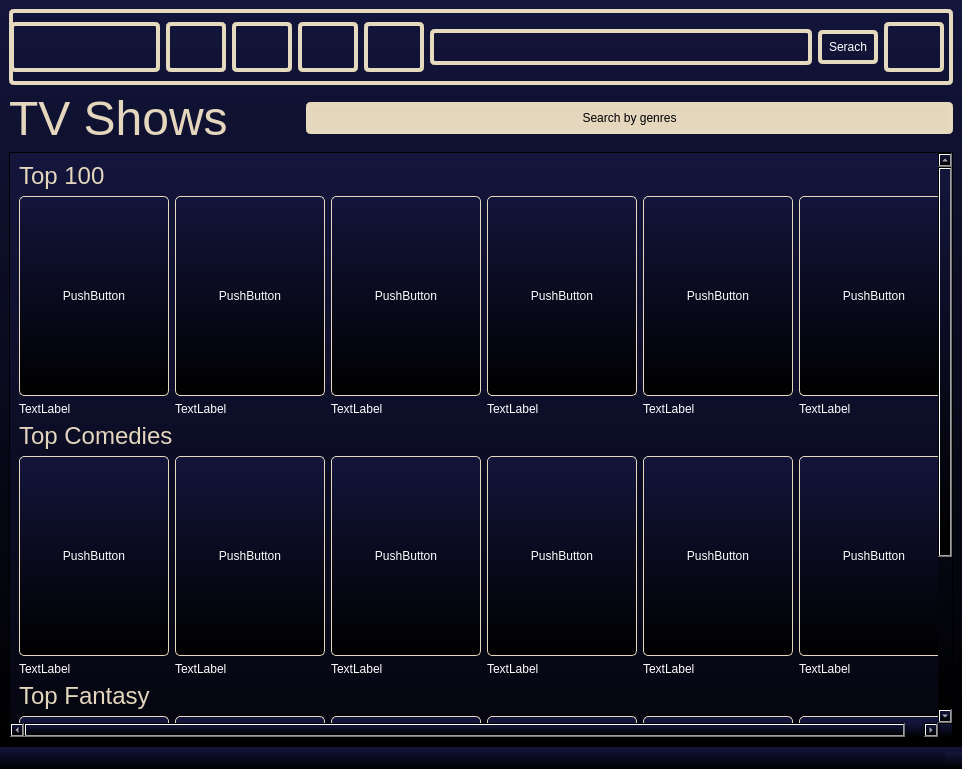
The window that src/qt/tvshows.ui (Dushnilas/recsys_project) describes before a commit, drawn with Qt 5.
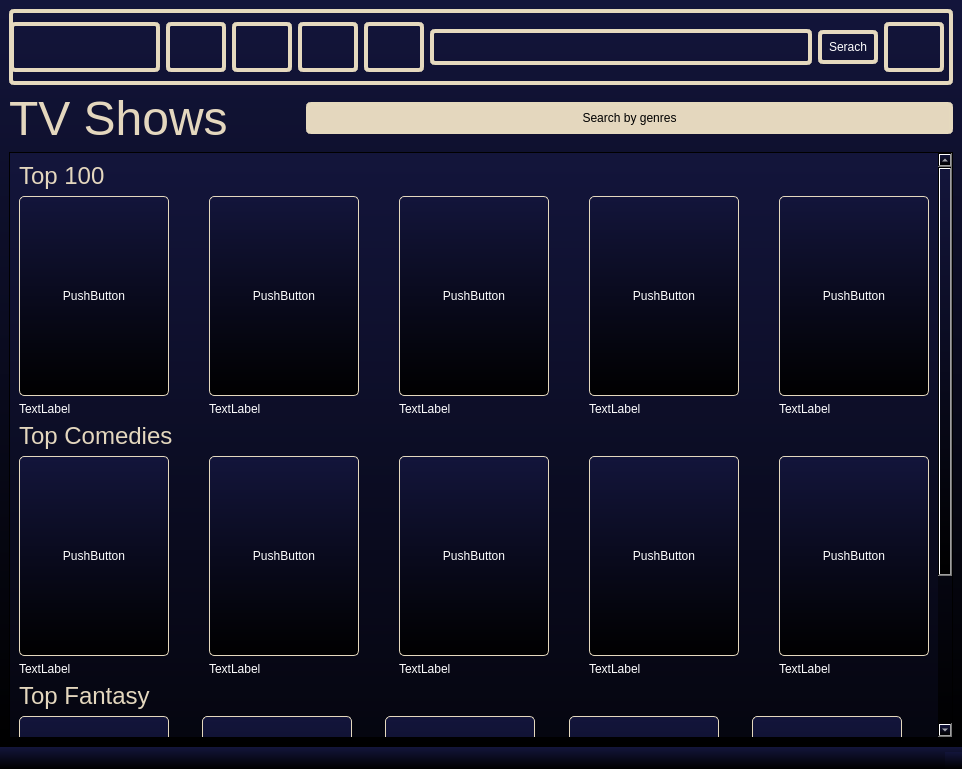
The same window after the commit. Icons and pictures are not drawn.

Patch:
```diff
--- a/src/qt/tvshows.ui
+++ b/src/qt/tvshows.ui
@@ -328,7 +328,7 @@
         <rect>
          <x>0</x>
          <y>0</y>
-         <width>1026</width>
+         <width>920</width>
          <height>818</height>
         </rect>
        </property>
@@ -344,12 +344,12 @@
          </widget>
         </item>
         <item>
-         <layout class="QGridLayout" name="top100LO" columnstretch="3,1,3,1,3,1,3,1,3,1,3">
+         <layout class="QGridLayout" name="top100LO" columnstretch="3,0,0,0,0,0,0,0,0">
           <property name="spacing">
            <number>-1</number>
           </property>
-          <item row="0" column="3">
-           <spacer name="horizontalSpacer_3">
+          <item row="0" column="5">
+           <spacer name="horizontalSpacer_4">
             <property name="orientation">
              <enum>Qt::Horizontal</enum>
             </property>
@@ -361,56 +361,8 @@
             </property>
            </spacer>
           </item>
-          <item row="0" column="6">
-           <widget class="QPushButton" name="pushButton_8">
-            <property name="sizePolicy">
-             <sizepolicy hsizetype="Minimum" vsizetype="Fixed">
-              <horstretch>150</horstretch>
-              <verstretch>200</verstretch>
-             </sizepolicy>
-            </property>
-            <property name="minimumSize">
-             <size>
-              <width>150</width>
-              <height>200</height>
-             </size>
-            </property>
-            <property name="styleSheet">
-             <string notr="true">border: 1px solid rgb(229, 217, 190);
-border-radius: 5px;
-padding: 5px;</string>
-            </property>
-            <property name="text">
-             <string>PushButton</string>
-            </property>
-           </widget>
-          </item>
-          <item row="0" column="2">
-           <widget class="QPushButton" name="pushButton_11">
-            <property name="sizePolicy">
-             <sizepolicy hsizetype="Minimum" vsizetype="Fixed">
-              <horstretch>150</horstretch>
-              <verstretch>200</verstretch>
-             </sizepolicy>
-            </property>
-            <property name="minimumSize">
-             <size>
-              <width>150</width>
-              <height>200</height>
-             </size>
-            </property>
-            <property name="styleSheet">
-             <string notr="true">border: 1px solid rgb(229, 217, 190);
-border-radius: 5px;
-padding: 5px;</string>
-            </property>
-            <property name="text">
-             <string>PushButton</string>
-            </property>
-           </widget>
-          </item>
-          <item row="1" column="10">
-           <widget class="QLabel" name="label_6">
+          <item row="1" column="0">
+           <widget class="QLabel" name="label_2">
             <property name="styleSheet">
              <string notr="true">background-color: rgba(255, 255, 255, 0);</string>
             </property>
@@ -419,6 +371,43 @@
             </property>
            </widget>
           </item>
+          <item row="0" column="0">
+           <widget class="QPushButton" name="pushButton_6">
+            <property name="sizePolicy">
+             <sizepolicy hsizetype="Minimum" vsizetype="Fixed">
+              <horstretch>150</horstretch>
+              <verstretch>200</verstretch>
+             </sizepolicy>
+            </property>
+            <property name="minimumSize">
+             <size>
+              <width>150</width>
+              <height>200</height>
+             </size>
+            </property>
+            <property name="styleSheet">
+             <string notr="true">border: 1px solid rgb(229, 217, 190);
+border-radius: 5px;
+padding: 5px;</string>
+            </property>
+            <property name="text">
+             <string>PushButton</string>
+            </property>
+           </widget>
+          </item>
+          <item row="0" column="1">
+           <spacer name="horizontalSpacer_2">
+            <property name="orientation">
+             <enum>Qt::Horizontal</enum>
+            </property>
+            <property name="sizeHint" stdset="0">
+             <size>
+              <width>40</width>
+              <height>20</height>
+             </size>
+            </property>
+           </spacer>
+          </item>
           <item row="1" column="4">
            <widget class="QLabel" name="label_3">
             <property name="styleSheet">
@@ -429,6 +418,26 @@
             </property>
            </widget>
           </item>
+          <item row="1" column="2">
+           <widget class="QLabel" name="label_7">
+            <property name="styleSheet">
+             <string notr="true">background-color: rgba(255, 255, 255, 0);</string>
+            </property>
+            <property name="text">
+             <string>TextLabel</string>
+            </property>
+           </widget>
+          </item>
+          <item row="1" column="6">
+           <widget class="QLabel" name="label_4">
+            <property name="styleSheet">
+             <string notr="true">background-color: rgba(255, 255, 255, 0);</string>
+            </property>
+            <property name="text">
+             <string>TextLabel</string>
+            </property>
+           </widget>
+          </item>
           <item row="0" column="4">
            <widget class="QPushButton" name="pushButton_7">
             <property name="sizePolicy">
@@ -453,6 +462,19 @@
             </property>
            </widget>
           </item>
+          <item row="0" column="7">
+           <spacer name="horizontalSpacer_5">
+            <property name="orientation">
+             <enum>Qt::Horizontal</enum>
+            </property>
+            <property name="sizeHint" stdset="0">
+             <size>
+              <width>40</width>
+              <height>20</height>
+             </size>
+            </property>
+           </spacer>
+          </item>
           <item row="1" column="8">
            <widget class="QLabel" name="label_5">
             <property name="styleSheet">
@@ -463,6 +485,43 @@
             </property>
            </widget>
           </item>
+          <item row="0" column="2">
+           <widget class="QPushButton" name="pushButton_11">
+            <property name="sizePolicy">
+             <sizepolicy hsizetype="Minimum" vsizetype="Fixed">
+              <horstretch>150</horstretch>
+              <verstretch>200</verstretch>
+             </sizepolicy>
+            </property>
+            <property name="minimumSize">
+             <size>
+              <width>150</width>
+              <height>200</height>
+             </size>
+            </property>
+            <property name="styleSheet">
+             <string notr="true">border: 1px solid rgb(229, 217, 190);
+border-radius: 5px;
+padding: 5px;</string>
+            </property>
+            <property name="text">
+             <string>PushButton</string>
+            </property>
+           </widget>
+          </item>
+          <item row="0" column="3">
+           <spacer name="horizontalSpacer_3">
+            <property name="orientation">
+             <enum>Qt::Horizontal</enum>
+            </property>
+            <property name="sizeHint" stdset="0">
+             <size>
+              <width>40</width>
+              <height>20</height>
+             </size>
+            </property>
+           </spacer>
+          </item>
           <item row="0" column="8">
            <widget class="QPushButton" name="pushButton_9">
             <property name="sizePolicy">
@@ -487,44 +546,8 @@
             </property>
            </widget>
           </item>
-          <item row="0" column="7">
-           <spacer name="horizontalSpacer_5">
-            <property name="orientation">
-             <enum>Qt::Horizontal</enum>
-            </property>
-            <property name="sizeHint" stdset="0">
-             <size>
-              <width>40</width>
-              <height>20</height>
-             </size>
-            </property>
-           </spacer>
-          </item>
-          <item row="1" column="0">
-           <widget class="QLabel" name="label_2">
-            <property name="styleSheet">
-             <string notr="true">background-color: rgba(255, 255, 255, 0);</string>
-            </property>
-            <property name="text">
-             <string>TextLabel</string>
-            </property>
-           </widget>
-          </item>
-          <item row="0" column="5">
-           <spacer name="horizontalSpacer_4">
-            <property name="orientation">
-             <enum>Qt::Horizontal</enum>
-            </property>
-            <property name="sizeHint" stdset="0">
-             <size>
-              <width>40</width>
-              <height>20</height>
-             </size>
-            </property>
-           </spacer>
-          </item>
-          <item row="0" column="0">
-           <widget class="QPushButton" name="pushButton_6">
+          <item row="0" column="6">
+           <widget class="QPushButton" name="pushButton_8">
             <property name="sizePolicy">
              <sizepolicy hsizetype="Minimum" vsizetype="Fixed">
               <horstretch>150</horstretch>
@@ -547,76 +570,6 @@
             </property>
            </widget>
           </item>
-          <item row="0" column="10">
-           <widget class="QPushButton" name="pushButton_10">
-            <property name="sizePolicy">
-             <sizepolicy hsizetype="Minimum" vsizetype="Fixed">
-              <horstretch>150</horstretch>
-              <verstretch>200</verstretch>
-             </sizepolicy>
-            </property>
-            <property name="minimumSize">
-             <size>
-              <width>150</width>
-              <height>200</height>
-             </size>
-            </property>
-            <property name="styleSheet">
-             <string notr="true">border: 1px solid rgb(229, 217, 190);
-border-radius: 5px;
-padding: 5px;</string>
-            </property>
-            <property name="text">
-             <string>PushButton</string>
-            </property>
-           </widget>
-          </item>
-          <item row="1" column="6">
-           <widget class="QLabel" name="label_4">
-            <property name="styleSheet">
-             <string notr="true">background-color: rgba(255, 255, 255, 0);</string>
-            </property>
-            <property name="text">
-             <string>TextLabel</string>
-            </property>
-           </widget>
-          </item>
-          <item row="1" column="2">
-           <widget class="QLabel" name="label_7">
-            <property name="styleSheet">
-             <string notr="true">background-color: rgba(255, 255, 255, 0);</string>
-            </property>
-            <property name="text">
-             <string>TextLabel</string>
-            </property>
-           </widget>
-          </item>
-          <item row="0" column="9">
-           <spacer name="horizontalSpacer_6">
-            <property name="orientation">
-             <enum>Qt::Horizontal</enum>
-            </property>
-            <property name="sizeHint" stdset="0">
-             <size>
-              <width>40</width>
-              <height>20</height>
-             </size>
-            </property>
-           </spacer>
-          </item>
-          <item row="0" column="1">
-           <spacer name="horizontalSpacer_2">
-            <property name="orientation">
-             <enum>Qt::Horizontal</enum>
-            </property>
-            <property name="sizeHint" stdset="0">
-             <size>
-              <width>40</width>
-              <height>20</height>
-             </size>
-            </property>
-           </spacer>
-          </item>
          </layout>
         </item>
         <item>
@@ -630,31 +583,7 @@
          </widget>
         </item>
         <item>
-         <layout class="QGridLayout" name="TopComLO" columnstretch="3,1,3,1,3,1,3,1,3,1,3">
-          <item row="0" column="2">
-           <widget class="QPushButton" name="pushButton_17">
-            <property name="sizePolicy">
-             <sizepolicy hsizetype="Minimum" vsizetype="Fixed">
-              <horstretch>150</horstretch>
-              <verstretch>200</verstretch>
-             </sizepolicy>
-            </property>
-            <property name="minimumSize">
-             <size>
-              <width>150</width>
-              <height>200</height>
-             </size>
-            </property>
-            <property name="styleSheet">
-             <string notr="true">border: 1px solid rgb(229, 217, 190);
-border-radius: 5px;
-padding: 5px;</string>
-            </property>
-            <property name="text">
-             <string>PushButton</string>
-            </property>
-           </widget>
-          </item>
+         <layout class="QGridLayout" name="TopComLO" columnstretch="3,0,0,0,0,0,0,0,0">
           <item row="0" column="5">
            <spacer name="horizontalSpacer_9">
             <property name="orientation">
@@ -668,50 +597,6 @@
             </property>
            </spacer>
           </item>
-          <item row="1" column="8">
-           <widget class="QLabel" name="label_11">
-            <property name="styleSheet">
-             <string notr="true">background-color: rgba(255, 255, 255, 0);</string>
-            </property>
-            <property name="text">
-             <string>TextLabel</string>
-            </property>
-           </widget>
-          </item>
-          <item row="1" column="2">
-           <widget class="QLabel" name="label_13">
-            <property name="styleSheet">
-             <string notr="true">background-color: rgba(255, 255, 255, 0);</string>
-            </property>
-            <property name="text">
-             <string>TextLabel</string>
-            </property>
-           </widget>
-          </item>
-          <item row="0" column="0">
-           <widget class="QPushButton" name="pushButton_14">
-            <property name="sizePolicy">
-             <sizepolicy hsizetype="Minimum" vsizetype="Fixed">
-              <horstretch>150</horstretch>
-              <verstretch>200</verstretch>
-             </sizepolicy>
-            </property>
-            <property name="minimumSize">
-             <size>
-              <width>150</width>
-              <height>200</height>
-             </size>
-            </property>
-            <property name="styleSheet">
-             <string notr="true">border: 1px solid rgb(229, 217, 190);
-border-radius: 5px;
-padding: 5px;</string>
-            </property>
-            <property name="text">
-             <string>PushButton</string>
-            </property>
-           </widget>
-          </item>
           <item row="1" column="0">
            <widget class="QLabel" name="label_8">
             <property name="styleSheet">
@@ -722,6 +607,49 @@
             </property>
            </widget>
           </item>
+          <item row="1" column="6">
+           <widget class="QLabel" name="label_12">
+            <property name="styleSheet">
+             <string notr="true">background-color: rgba(255, 255, 255, 0);</string>
+            </property>
+            <property name="text">
+             <string>TextLabel</string>
+            </property>
+           </widget>
+          </item>
+          <item row="1" column="2">
+           <widget class="QLabel" name="label_13">
+            <property name="styleSheet">
+             <string notr="true">background-color: rgba(255, 255, 255, 0);</string>
+            </property>
+            <property name="text">
+             <string>TextLabel</string>
+            </property>
+           </widget>
+          </item>
+          <item row="0" column="1">
+           <spacer name="horizontalSpacer_7">
+            <property name="orientation">
+             <enum>Qt::Horizontal</enum>
+            </property>
+            <property name="sizeHint" stdset="0">
+             <size>
+              <width>40</width>
+              <height>20</height>
+             </size>
+            </property>
+           </spacer>
+          </item>
+          <item row="1" column="4">
+           <widget class="QLabel" name="label_10">
+            <property name="styleSheet">
+             <string notr="true">background-color: rgba(255, 255, 255, 0);</string>
+            </property>
+            <property name="text">
+             <string>TextLabel</string>
+            </property>
+           </widget>
+          </item>
           <item row="0" column="7">
            <spacer name="horizontalSpacer_10">
             <property name="orientation">
@@ -735,40 +663,6 @@
             </property>
            </spacer>
           </item>
-          <item row="0" column="8">
-           <widget class="QPushButton" name="pushButton_16">
-            <property name="sizePolicy">
-             <sizepolicy hsizetype="Minimum" vsizetype="Fixed">
-              <horstretch>150</horstretch>
-              <verstretch>200</verstretch>
-             </sizepolicy>
-            </property>
-            <property name="minimumSize">
-             <size>
-              <width>150</width>
-              <height>200</height>
-             </size>
-            </property>
-            <property name="styleSheet">
-             <string notr="true">border: 1px solid rgb(229, 217, 190);
-border-radius: 5px;
-padding: 5px;</string>
-            </property>
-            <property name="text">
-             <string>PushButton</string>
-            </property>
-           </widget>
-          </item>
-          <item row="1" column="10">
-           <widget class="QLabel" name="label_9">
-            <property name="styleSheet">
-             <string notr="true">background-color: rgba(255, 255, 255, 0);</string>
-            </property>
-            <property name="text">
-             <string>TextLabel</string>
-            </property>
-           </widget>
-          </item>
           <item row="0" column="3">
            <spacer name="horizontalSpacer_8">
             <property name="orientation">
@@ -782,6 +676,40 @@
             </property>
            </spacer>
           </item>
+          <item row="0" column="8">
+           <widget class="QPushButton" name="pushButton_16">
+            <property name="sizePolicy">
+             <sizepolicy hsizetype="Minimum" vsizetype="Fixed">
+              <horstretch>150</horstretch>
+              <verstretch>200</verstretch>
+             </sizepolicy>
+            </property>
+            <property name="minimumSize">
+             <size>
+              <width>150</width>
+              <height>200</height>
+             </size>
+            </property>
+            <property name="styleSheet">
+             <string notr="true">border: 1px solid rgb(229, 217, 190);
+border-radius: 5px;
+padding: 5px;</string>
+            </property>
+            <property name="text">
+             <string>PushButton</string>
+            </property>
+           </widget>
+          </item>
+          <item row="1" column="8">
+           <widget class="QLabel" name="label_11">
+            <property name="styleSheet">
+             <string notr="true">background-color: rgba(255, 255, 255, 0);</string>
+            </property>
+            <property name="text">
+             <string>TextLabel</string>
+            </property>
+           </widget>
+          </item>
           <item row="0" column="6">
            <widget class="QPushButton" name="pushButton_12">
             <property name="sizePolicy">
@@ -806,19 +734,6 @@
             </property>
            </widget>
           </item>
-          <item row="0" column="1">
-           <spacer name="horizontalSpacer_7">
-            <property name="orientation">
-             <enum>Qt::Horizontal</enum>
-            </property>
-            <property name="sizeHint" stdset="0">
-             <size>
-              <width>40</width>
-              <height>20</height>
-             </size>
-            </property>
-           </spacer>
-          </item>
           <item row="0" column="4">
            <widget class="QPushButton" name="pushButton_13">
             <property name="sizePolicy">
@@ -843,18 +758,32 @@
             </property>
            </widget>
           </item>
-          <item row="1" column="4">
-           <widget class="QLabel" name="label_10">
+          <item row="0" column="2">
+           <widget class="QPushButton" name="pushButton_17">
+            <property name="sizePolicy">
+             <sizepolicy hsizetype="Minimum" vsizetype="Fixed">
+              <horstretch>150</horstretch>
+              <verstretch>200</verstretch>
+             </sizepolicy>
+            </property>
+            <property name="minimumSize">
+             <size>
+              <width>150</width>
+              <height>200</height>
+             </size>
+            </property>
             <property name="styleSheet">
-             <string notr="true">background-color: rgba(255, 255, 255, 0);</string>
+             <string notr="true">border: 1px solid rgb(229, 217, 190);
+border-radius: 5px;
+padding: 5px;</string>
             </property>
             <property name="text">
-             <string>TextLabel</string>
+             <string>PushButton</string>
             </property>
            </widget>
           </item>
-          <item row="0" column="10">
-           <widget class="QPushButton" name="pushButton_15">
+          <item row="0" column="0">
+           <widget class="QPushButton" name="pushButton_14">
             <property name="sizePolicy">
              <sizepolicy hsizetype="Minimum" vsizetype="Fixed">
               <horstretch>150</horstretch>
@@ -877,29 +806,6 @@
             </property>
            </widget>
           </item>
-          <item row="1" column="6">
-           <widget class="QLabel" name="label_12">
-            <property name="styleSheet">
-             <string notr="true">background-color: rgba(255, 255, 255, 0);</string>
-            </property>
-            <property name="text">
-             <string>TextLabel</string>
-            </property>
-           </widget>
-          </item>
-          <item row="0" column="9">
-           <spacer name="horizontalSpacer_11">
-            <property name="orientation">
-             <enum>Qt::Horizontal</enum>
-            </property>
-            <property name="sizeHint" stdset="0">
-             <size>
-              <width>40</width>
-              <height>20</height>
-             </size>
-            </property>
-           </spacer>
-          </item>
          </layout>
         </item>
         <item>
@@ -913,17 +819,7 @@
          </widget>
         </item>
         <item>
-         <layout class="QGridLayout" name="TopFLO" columnstretch="3,1,3,1,3,1,3,1,3,1,3">
-          <item row="1" column="4">
-           <widget class="QLabel" name="label_17">
-            <property name="styleSheet">
-             <string notr="true">background-color: rgba(255, 255, 255, 0);</string>
-            </property>
-            <property name="text">
-             <string>TextLabel</string>
-            </property>
-           </widget>
-          </item>
+         <layout class="QGridLayout" name="TopFLO" columnstretch="3,0,0,0,0,0,0,0,0,0">
           <item row="0" column="7">
            <spacer name="horizontalSpacer_15">
             <property name="orientation">
@@ -937,6 +833,30 @@
             </property>
            </spacer>
           </item>
+          <item row="0" column="4">
+           <widget class="QPushButton" name="pushButton_19">
+            <property name="sizePolicy">
+             <sizepolicy hsizetype="Minimum" vsizetype="Fixed">
+              <horstretch>150</horstretch>
+              <verstretch>200</verstretch>
+             </sizepolicy>
+            </property>
+            <property name="minimumSize">
+             <size>
+              <width>150</width>
+              <height>200</height>
+             </size>
+            </property>
+            <property name="styleSheet">
+             <string notr="true">border: 1px solid rgb(229, 217, 190);
+border-radius: 5px;
+padding: 5px;</string>
+            </property>
+            <property name="text">
+             <string>PushButton</string>
+            </property>
+           </widget>
+          </item>
           <item row="0" column="8">
            <widget class="QPushButton" name="pushButton_22">
             <property name="sizePolicy">
@@ -961,8 +881,8 @@
             </property>
            </widget>
           </item>
-          <item row="0" column="9">
-           <spacer name="horizontalSpacer_16">
+          <item row="0" column="5">
+           <spacer name="horizontalSpacer_14">
             <property name="orientation">
              <enum>Qt::Horizontal</enum>
             </property>
@@ -974,15 +894,18 @@
             </property>
            </spacer>
           </item>
-          <item row="1" column="8">
-           <widget class="QLabel" name="label_18">
-            <property name="styleSheet">
-             <string notr="true">background-color: rgba(255, 255, 255, 0);</string>
+          <item row="0" column="3">
+           <spacer name="horizontalSpacer_13">
+            <property name="orientation">
+             <enum>Qt::Horizontal</enum>
             </property>
-            <property name="text">
-             <string>TextLabel</string>
+            <property name="sizeHint" stdset="0">
+             <size>
+              <width>40</width>
+              <height>20</height>
+             </size>
             </property>
-           </widget>
+           </spacer>
           </item>
           <item row="0" column="0">
            <widget class="QPushButton" name="pushButton_20">
@@ -1018,18 +941,8 @@
             </property>
            </widget>
           </item>
-          <item row="1" column="6">
-           <widget class="QLabel" name="label_19">
-            <property name="styleSheet">
-             <string notr="true">background-color: rgba(255, 255, 255, 0);</string>
-            </property>
-            <property name="text">
-             <string>TextLabel</string>
-            </property>
-           </widget>
-          </item>
-          <item row="1" column="10">
-           <widget class="QLabel" name="label_16">
+          <item row="1" column="0">
+           <widget class="QLabel" name="label_15">
             <property name="styleSheet">
              <string notr="true">background-color: rgba(255, 255, 255, 0);</string>
             </property>
@@ -1062,43 +975,6 @@
             </property>
            </widget>
           </item>
-          <item row="0" column="4">
-           <widget class="QPushButton" name="pushButton_19">
-            <property name="sizePolicy">
-             <sizepolicy hsizetype="Minimum" vsizetype="Fixed">
-              <horstretch>150</horstretch>
-              <verstretch>200</verstretch>
-             </sizepolicy>
-            </property>
-            <property name="minimumSize">
-             <size>
-              <width>150</width>
-              <height>200</height>
-             </size>
-            </property>
-            <property name="styleSheet">
-             <string notr="true">border: 1px solid rgb(229, 217, 190);
-border-radius: 5px;
-padding: 5px;</string>
-            </property>
-            <property name="text">
-             <string>PushButton</string>
-            </property>
-           </widget>
-          </item>
-          <item row="0" column="3">
-           <spacer name="horizontalSpacer_13">
-            <property name="orientation">
-             <enum>Qt::Horizontal</enum>
-            </property>
-            <property name="sizeHint" stdset="0">
-             <size>
-              <width>40</width>
-              <height>20</height>
-             </size>
-            </property>
-           </spacer>
-          </item>
           <item row="0" column="1">
            <spacer name="horizontalSpacer_12">
             <property name="orientation">
@@ -1112,6 +988,39 @@
             </property>
            </spacer>
           </item>
+          <item row="1" column="4">
+           <widget class="QLabel" name="label_17">
+            <property name="styleSheet">
+             <string notr="true">background-color: rgba(255, 255, 255, 0);</string>
+            </property>
+            <property name="text">
+             <string>TextLabel</string>
+            </property>
+           </widget>
+          </item>
+          <item row="0" column="9">
+           <spacer name="horizontalSpacer_16">
+            <property name="orientation">
+             <enum>Qt::Horizontal</enum>
+            </property>
+            <property name="sizeHint" stdset="0">
+             <size>
+              <width>40</width>
+              <height>20</height>
+             </size>
+            </property>
+           </spacer>
+          </item>
+          <item row="1" column="6">
+           <widget class="QLabel" name="label_19">
+            <property name="styleSheet">
+             <string notr="true">background-color: rgba(255, 255, 255, 0);</string>
+            </property>
+            <property name="text">
+             <string>TextLabel</string>
+            </property>
+           </widget>
+          </item>
           <item row="0" column="2">
            <widget class="QPushButton" name="pushButton_23">
             <property name="sizePolicy">
@@ -1136,45 +1045,8 @@
             </property>
            </widget>
           </item>
-          <item row="0" column="5">
-           <spacer name="horizontalSpacer_14">
-            <property name="orientation">
-             <enum>Qt::Horizontal</enum>
-            </property>
-            <property name="sizeHint" stdset="0">
-             <size>
-              <width>40</width>
-              <height>20</height>
-             </size>
-            </property>
-           </spacer>
-          </item>
-          <item row="0" column="10">
-           <widget class="QPushButton" name="pushButton_21">
-            <property name="sizePolicy">
-             <sizepolicy hsizetype="Minimum" vsizetype="Fixed">
-              <horstretch>150</horstretch>
-              <verstretch>200</verstretch>
-             </sizepolicy>
-            </property>
-            <property name="minimumSize">
-             <size>
-              <width>150</width>
-              <height>200</height>
-             </size>
-            </property>
-            <property name="styleSheet">
-             <string notr="true">border: 1px solid rgb(229, 217, 190);
-border-radius: 5px;
-padding: 5px;</string>
-            </property>
-            <property name="text">
-             <string>PushButton</string>
-            </property>
-           </widget>
-          </item>
-          <item row="1" column="0">
-           <widget class="QLabel" name="label_15">
+          <item row="1" column="8">
+           <widget class="QLabel" name="label_18">
             <property name="styleSheet">
              <string notr="true">background-color: rgba(255, 255, 255, 0);</string>
             </property>
```
